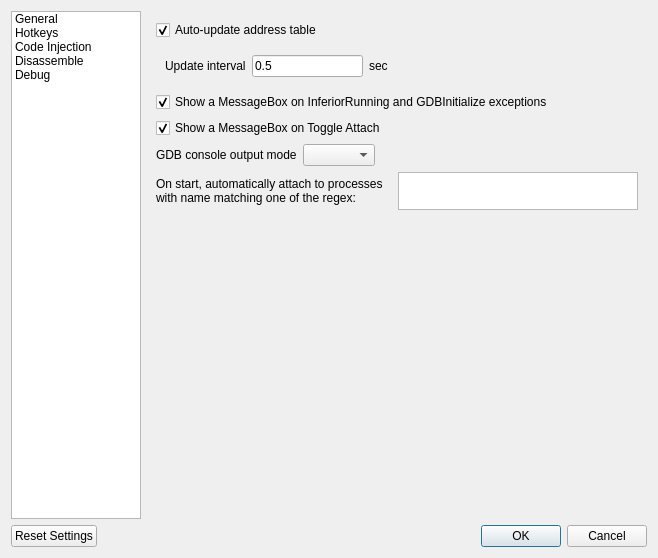
Before: the Qt Designer form GUI/SettingsDialog.ui in korcankaraokcu/PINCE, drawn with Qt 5.
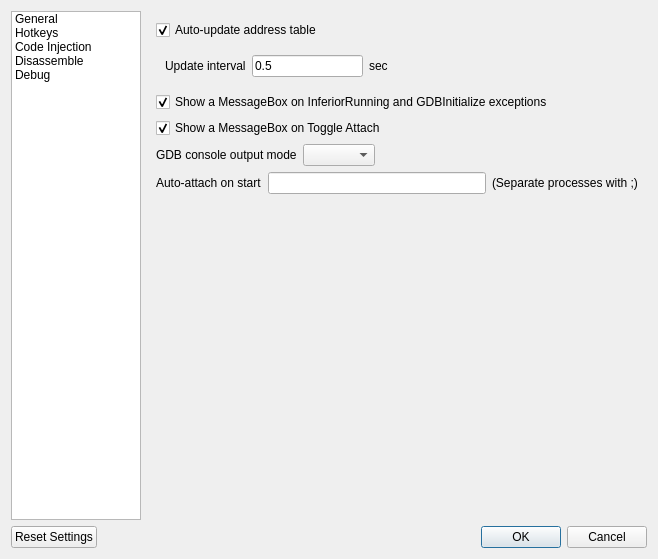
After: the same form once the commit is applied.

Commit message: Reworked the auto attach feature

```diff
--- a/GUI/SettingsDialog.ui
+++ b/GUI/SettingsDialog.ui
@@ -7,7 +7,7 @@
     <x>0</x>
     <y>0</y>
     <width>652</width>
-    <height>558</height>
+    <height>559</height>
    </rect>
   </property>
   <property name="windowTitle">
@@ -190,21 +190,21 @@
                </property>
                <item>
                 <widget class="QLabel" name="label_9">
-                 <property name="text">
-                  <string>On start, automatically attach to processes with name matching one of the regex:</string>
+                 <property name="toolTip">
+                  <string>On start, automatically attach to processes with name matching one of the regexes</string>
                  </property>
-                 <property name="wordWrap">
-                  <bool>true</bool>
+                 <property name="text">
+                  <string>Auto-attach on start</string>
                  </property>
                 </widget>
                </item>
                <item>
-                <widget class="QPlainTextEdit" name="plainTextEdit_autoAttachList">
-                 <property name="maximumSize">
-                  <size>
-                   <width>16777215</width>
-                   <height>38</height>
-                  </size>
+                <widget class="QLineEdit" name="lineEdit_AutoAttachList"/>
+               </item>
+               <item>
+                <widget class="QLabel" name="label_10">
+                 <property name="text">
+                  <string>(Separate processes with ;)</string>
                  </property>
                 </widget>
                </item>
```
The commit also changes 2 other files.
